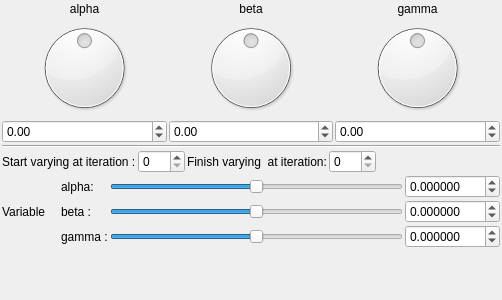
Before: the Qt Designer form mandelbulber2/qt_data/fractal_transf_rotation_varyV1.ui in buddhi1980/mandelbulber2, drawn with Qt 5.
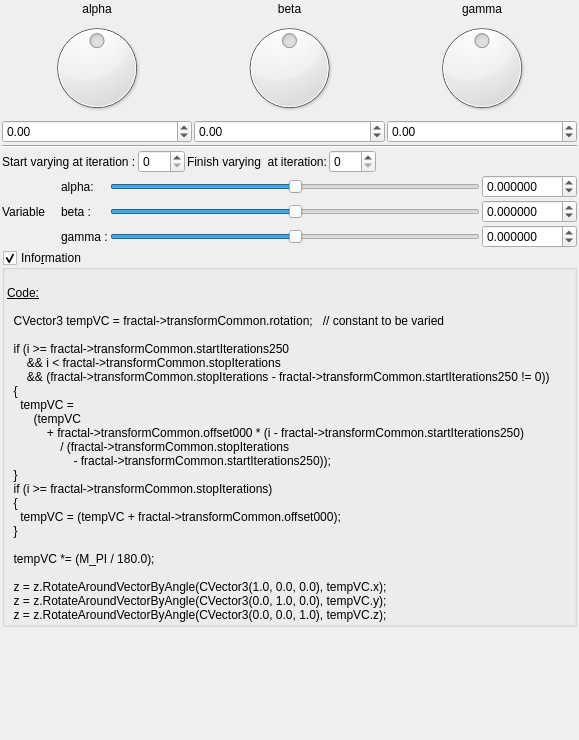
After: the same form once the commit is applied. Custom widgets are drawn as their Qt base class.

Diff of the .ui file:
```diff
--- a/mandelbulber2/qt_data/fractal_transf_rotation_varyV1.ui
+++ b/mandelbulber2/qt_data/fractal_transf_rotation_varyV1.ui
@@ -6,8 +6,8 @@
    <rect>
     <x>0</x>
     <y>0</y>
-    <width>502</width>
-    <height>300</height>
+    <width>579</width>
+    <height>740</height>
    </rect>
   </property>
   <property name="windowTitle">
@@ -174,7 +174,29 @@
        </property>
       </widget>
      </item>
-     <item row="4" column="0" colspan="3">
+     <item row="1" column="0">
+      <widget class="QDial" name="dial3_transf_rotation_x">
+       <property name="minimum">
+        <number>-18000</number>
+       </property>
+       <property name="maximum">
+        <number>18000</number>
+       </property>
+       <property name="wrapping">
+        <bool>true</bool>
+       </property>
+      </widget>
+     </item>
+     <item row="3" column="0" colspan="3">
+      <widget class="Line" name="line">
+       <property name="orientation">
+        <enum>Qt::Horizontal</enum>
+       </property>
+      </widget>
+     </item>
+    </layout>
+   </item>
+   <item>
       <layout class="QGridLayout" name="gridLayout_44">
        <property name="spacing">
         <number>2</number>
@@ -416,27 +438,79 @@
        </item>
       </layout>
      </item>
-     <item row="1" column="0">
-      <widget class="QDial" name="dial3_transf_rotation_x">
-       <property name="minimum">
-        <number>-18000</number>
-       </property>
-       <property name="maximum">
-        <number>18000</number>
-       </property>
-       <property name="wrapping">
+   <item>
+    <widget class="MyGroupBox" name="groupCheck_info">
+     <property name="title">
+      <string>Info&amp;rmation</string>
+     </property>
+     <property name="flat">
+      <bool>false</bool>
+     </property>
+     <property name="checkable">
         <bool>true</bool>
        </property>
-      </widget>
-     </item>
-     <item row="3" column="0" colspan="3">
-      <widget class="Line" name="line">
-       <property name="orientation">
-        <enum>Qt::Horizontal</enum>
+     <layout class="QVBoxLayout" name="verticalLayout_2">
+      <property name="spacing">
+       <number>2</number>
+      </property>
+      <property name="leftMargin">
+       <number>2</number>
+      </property>
+      <property name="topMargin">
+       <number>2</number>
+      </property>
+      <property name="rightMargin">
+       <number>2</number>
+      </property>
+      <property name="bottomMargin">
+       <number>2</number>
+      </property>
+      <item>
+       <widget class="QLabel" name="label_4">
+        <property name="text">
+         <string>&lt;!DOCTYPE HTML PUBLIC &quot;-//W3C//DTD HTML 4.0//EN&quot; &quot;http://www.w3.org/TR/REC-html40/strict.dtd&quot;&gt;
+&lt;html&gt;&lt;head&gt;&lt;meta name=&quot;qrichtext&quot; content=&quot;1&quot; /&gt;&lt;style type=&quot;text/css&quot;&gt;
+p, li { white-space: pre-wrap; }
+&lt;/style&gt;&lt;/head&gt;&lt;body&gt;
+&lt;p style=&quot;-qt-paragraph-type:empty; margin-top:0px; margin-bottom:0px; margin-left:0px; margin-right:0px; -qt-block-indent:0; text-indent:0px;&quot;&gt;&lt;br /&gt;&lt;/p&gt;
+&lt;p style=&quot; margin-top:0px; margin-bottom:0px; margin-left:0px; margin-right:0px; -qt-block-indent:0; text-indent:0px;&quot;&gt;&lt;span style=&quot; text-decoration: underline;&quot;&gt;Code:&lt;/span&gt;&lt;/p&gt;
+&lt;p style=&quot;-qt-paragraph-type:empty; margin-top:0px; margin-bottom:0px; margin-left:0px; margin-right:0px; -qt-block-indent:0; text-indent:0px; text-decoration: underline;&quot;&gt;&lt;br /&gt;&lt;/p&gt;
+&lt;p style=&quot; margin-top:0px; margin-bottom:0px; margin-left:0px; margin-right:0px; -qt-block-indent:0; text-indent:0px;&quot;&gt;  CVector3 tempVC = fractal-&amp;gt;transformCommon.rotation;   // constant to be varied&lt;/p&gt;
+&lt;p style=&quot;-qt-paragraph-type:empty; margin-top:0px; margin-bottom:0px; margin-left:0px; margin-right:0px; -qt-block-indent:0; text-indent:0px;&quot;&gt;&lt;br /&gt;&lt;/p&gt;
+&lt;p style=&quot; margin-top:0px; margin-bottom:0px; margin-left:0px; margin-right:0px; -qt-block-indent:0; text-indent:0px;&quot;&gt;  if (i &amp;gt;= fractal-&amp;gt;transformCommon.startIterations250&lt;/p&gt;
+&lt;p style=&quot; margin-top:0px; margin-bottom:0px; margin-left:0px; margin-right:0px; -qt-block-indent:0; text-indent:0px;&quot;&gt;      &amp;amp;&amp;amp; i &amp;lt; fractal-&amp;gt;transformCommon.stopIterations&lt;/p&gt;
+&lt;p style=&quot; margin-top:0px; margin-bottom:0px; margin-left:0px; margin-right:0px; -qt-block-indent:0; text-indent:0px;&quot;&gt;      &amp;amp;&amp;amp; (fractal-&amp;gt;transformCommon.stopIterations - fractal-&amp;gt;transformCommon.startIterations250 != 0))&lt;/p&gt;
+&lt;p style=&quot; margin-top:0px; margin-bottom:0px; margin-left:0px; margin-right:0px; -qt-block-indent:0; text-indent:0px;&quot;&gt;  {&lt;/p&gt;
+&lt;p style=&quot; margin-top:0px; margin-bottom:0px; margin-left:0px; margin-right:0px; -qt-block-indent:0; text-indent:0px;&quot;&gt;    tempVC =&lt;/p&gt;
+&lt;p style=&quot; margin-top:0px; margin-bottom:0px; margin-left:0px; margin-right:0px; -qt-block-indent:0; text-indent:0px;&quot;&gt;        (tempVC&lt;/p&gt;
+&lt;p style=&quot; margin-top:0px; margin-bottom:0px; margin-left:0px; margin-right:0px; -qt-block-indent:0; text-indent:0px;&quot;&gt;            + fractal-&amp;gt;transformCommon.offset000 * (i - fractal-&amp;gt;transformCommon.startIterations250)&lt;/p&gt;
+&lt;p style=&quot; margin-top:0px; margin-bottom:0px; margin-left:0px; margin-right:0px; -qt-block-indent:0; text-indent:0px;&quot;&gt;                / (fractal-&amp;gt;transformCommon.stopIterations&lt;/p&gt;
+&lt;p style=&quot; margin-top:0px; margin-bottom:0px; margin-left:0px; margin-right:0px; -qt-block-indent:0; text-indent:0px;&quot;&gt;                    - fractal-&amp;gt;transformCommon.startIterations250));&lt;/p&gt;
+&lt;p style=&quot; margin-top:0px; margin-bottom:0px; margin-left:0px; margin-right:0px; -qt-block-indent:0; text-indent:0px;&quot;&gt;  }&lt;/p&gt;
+&lt;p style=&quot; margin-top:0px; margin-bottom:0px; margin-left:0px; margin-right:0px; -qt-block-indent:0; text-indent:0px;&quot;&gt;  if (i &amp;gt;= fractal-&amp;gt;transformCommon.stopIterations)&lt;/p&gt;
+&lt;p style=&quot; margin-top:0px; margin-bottom:0px; margin-left:0px; margin-right:0px; -qt-block-indent:0; text-indent:0px;&quot;&gt;  {&lt;/p&gt;
+&lt;p style=&quot; margin-top:0px; margin-bottom:0px; margin-left:0px; margin-right:0px; -qt-block-indent:0; text-indent:0px;&quot;&gt;    tempVC = (tempVC + fractal-&amp;gt;transformCommon.offset000);&lt;/p&gt;
+&lt;p style=&quot; margin-top:0px; margin-bottom:0px; margin-left:0px; margin-right:0px; -qt-block-indent:0; text-indent:0px;&quot;&gt;  }&lt;/p&gt;
+&lt;p style=&quot;-qt-paragraph-type:empty; margin-top:0px; margin-bottom:0px; margin-left:0px; margin-right:0px; -qt-block-indent:0; text-indent:0px;&quot;&gt;&lt;br /&gt;&lt;/p&gt;
+&lt;p style=&quot; margin-top:0px; margin-bottom:0px; margin-left:0px; margin-right:0px; -qt-block-indent:0; text-indent:0px;&quot;&gt;  tempVC *= (M_PI / 180.0);&lt;/p&gt;
+&lt;p style=&quot;-qt-paragraph-type:empty; margin-top:0px; margin-bottom:0px; margin-left:0px; margin-right:0px; -qt-block-indent:0; text-indent:0px;&quot;&gt;&lt;br /&gt;&lt;/p&gt;
+&lt;p style=&quot; margin-top:0px; margin-bottom:0px; margin-left:0px; margin-right:0px; -qt-block-indent:0; text-indent:0px;&quot;&gt;  z = z.RotateAroundVectorByAngle(CVector3(1.0, 0.0, 0.0), tempVC.x);&lt;/p&gt;
+&lt;p style=&quot; margin-top:0px; margin-bottom:0px; margin-left:0px; margin-right:0px; -qt-block-indent:0; text-indent:0px;&quot;&gt;  z = z.RotateAroundVectorByAngle(CVector3(0.0, 1.0, 0.0), tempVC.y);&lt;/p&gt;
+&lt;p style=&quot; margin-top:0px; margin-bottom:0px; margin-left:0px; margin-right:0px; -qt-block-indent:0; text-indent:0px;&quot;&gt;  z = z.RotateAroundVectorByAngle(CVector3(0.0, 0.0, 1.0), tempVC.z);&lt;/p&gt;&lt;/body&gt;&lt;/html&gt;</string>
+        </property>
+        <property name="wordWrap">
+         <bool>true</bool>
+        </property>
+        <property name="openExternalLinks">
+         <bool>true</bool>
+        </property>
+        <property name="textInteractionFlags">
+         <set>Qt::LinksAccessibleByMouse|Qt::TextSelectableByMouse</set>
        </property>
       </widget>
      </item>
     </layout>
+    </widget>
    </item>
    <item>
     <spacer name="verticalSpacer">
@@ -459,6 +533,12 @@
    <extends>QDoubleSpinBox</extends>
    <header>mydoublespinbox.h</header>
   </customwidget>
+  <customwidget>
+   <class>MyGroupBox</class>
+   <extends>QGroupBox</extends>
+   <header>mygroupbox.h</header>
+   <container>1</container>
+  </customwidget>
   <customwidget>
    <class>MySpinBox</class>
    <extends>QSpinBox</extends>
```
Lines whose indentation alone changed are shown as unchanged.
